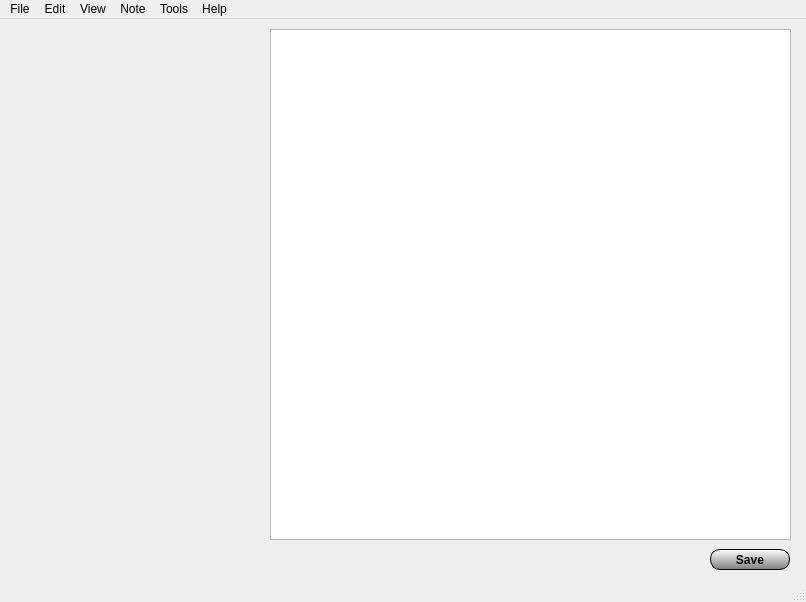
razashahid107/NOTEPAD-QT, file notepad.ui: the form before one commit.
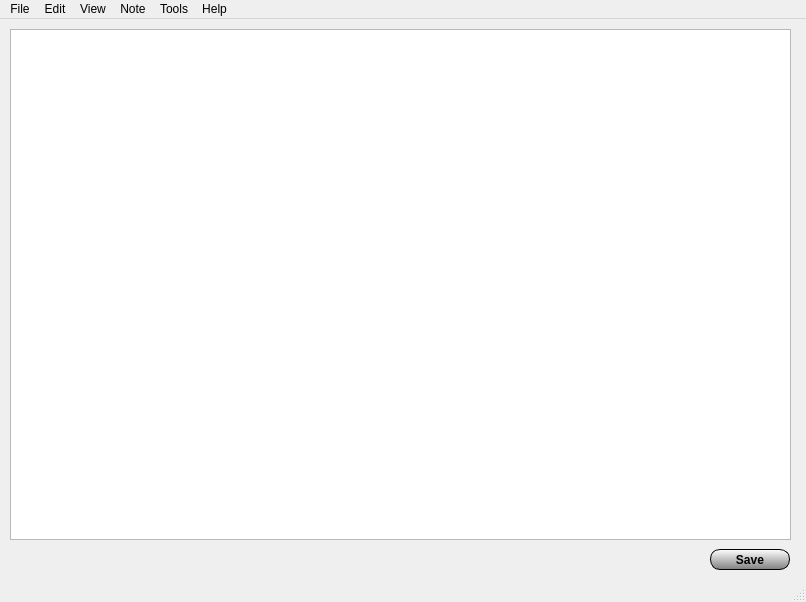
The form after the commit. Icons and pictures are not drawn.

The edit to the form file:
```diff
--- a/notepad.ui
+++ b/notepad.ui
@@ -17,9 +17,9 @@
    <widget class="QTextEdit" name="textEdit_notes">
     <property name="geometry">
      <rect>
-      <x>270</x>
+      <x>10</x>
       <y>10</y>
-      <width>521</width>
+      <width>781</width>
       <height>511</height>
      </rect>
     </property>
```
Left out of the diff: 20 changed lines with no effect on the pictures.
